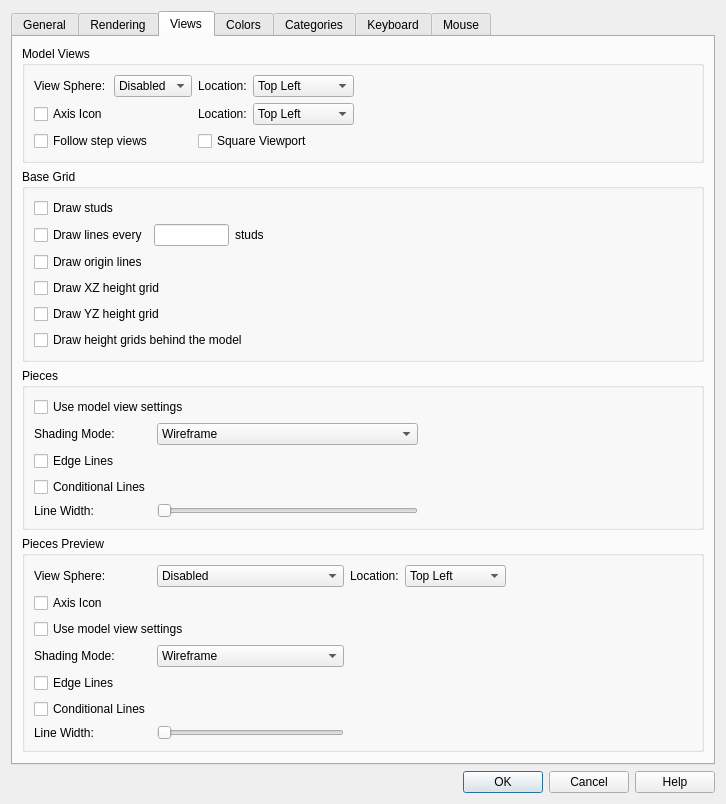
First picture: the form in qt/lc_qpreferencesdialog.ui, repository nathaneltitane/studworks, before the edit.
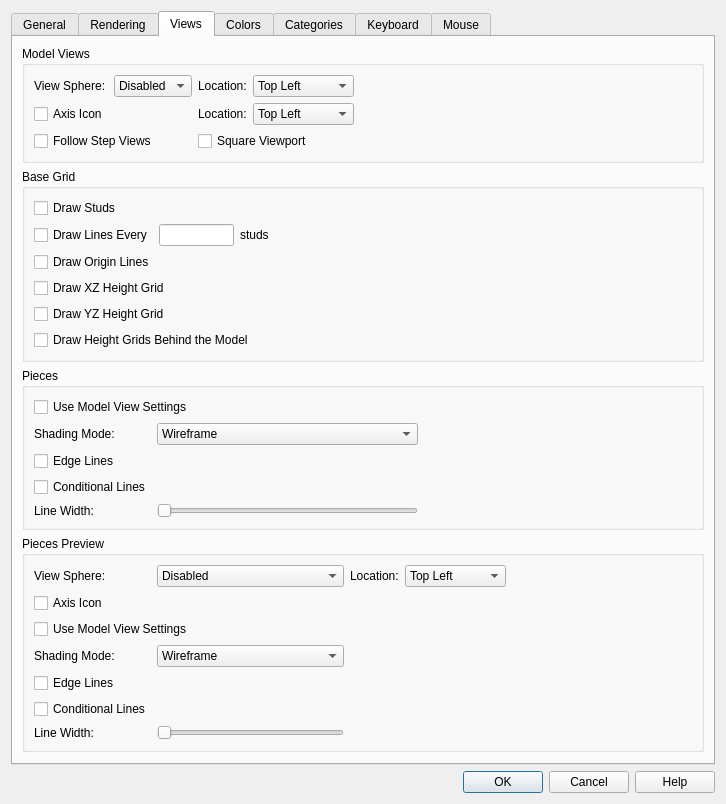
Second picture: the form after the edit. The open tabs and pages were chosen to show the change. Icons and pictures are not drawn.

Commit message: Use the interface font for the axis and view sphere labels and normalize the preference labels

```diff
--- a/qt/lc_qpreferencesdialog.ui
+++ b/qt/lc_qpreferencesdialog.ui
@@ -1178,7 +1178,7 @@
              <string>Turn the view to each step's view rotation (MLCAD ROTSTEP) when changing steps.</string>
             </property>
             <property name="text">
-             <string>Follow step views</string>
+             <string>Follow Step Views</string>
             </property>
            </widget>
           </item>
@@ -1217,7 +1217,7 @@
              <string>Show base-grid lines at the specified spacing.</string>
             </property>
             <property name="text">
-             <string>Draw lines every</string>
+             <string>Draw Lines Every</string>
             </property>
            </widget>
           </item>
@@ -1243,7 +1243,7 @@
              <string>Emphasize the base-grid lines through the model origin.</string>
             </property>
             <property name="text">
-             <string>Draw origin lines</string>
+             <string>Draw Origin Lines</string>
             </property>
            </widget>
           </item>
@@ -1253,7 +1253,7 @@
              <string>Draw a vertical grid on the XZ plane through the X axis with lines every plate height.</string>
             </property>
             <property name="text">
-             <string>Draw XZ height grid</string>
+             <string>Draw XZ Height Grid</string>
             </property>
            </widget>
           </item>
@@ -1263,7 +1263,7 @@
              <string>Draw a vertical grid on the YZ plane through the Y axis with lines every plate height.</string>
             </property>
             <property name="text">
-             <string>Draw YZ height grid</string>
+             <string>Draw YZ Height Grid</string>
             </property>
            </widget>
           </item>
@@ -1273,7 +1273,7 @@
              <string>Draw the height grids on the side of the model facing away from the camera instead of through the origin axes.</string>
             </property>
             <property name="text">
-             <string>Draw height grids behind the model</string>
+             <string>Draw Height Grids Behind the Model</string>
             </property>
            </widget>
           </item>
@@ -1283,7 +1283,7 @@
              <string>Show stud positions on the base grid.</string>
             </property>
             <property name="text">
-             <string>Draw studs</string>
+             <string>Draw Studs</string>
             </property>
            </widget>
           </item>
@@ -1302,7 +1302,7 @@
              <string>Use the model view rendering settings for the pieces list and parts list images.</string>
             </property>
             <property name="text">
-             <string>Use model view settings</string>
+             <string>Use Model View Settings</string>
             </property>
            </widget>
           </item>
@@ -1534,7 +1534,7 @@
              <string>Use the model view rendering settings for the pieces preview.</string>
             </property>
             <property name="text">
-             <string>Use model view settings</string>
+             <string>Use Model View Settings</string>
             </property>
            </widget>
           </item>
```
Left out of the diff: 14 changed lines with no effect on the pictures. The commit also changes 3 other files.
